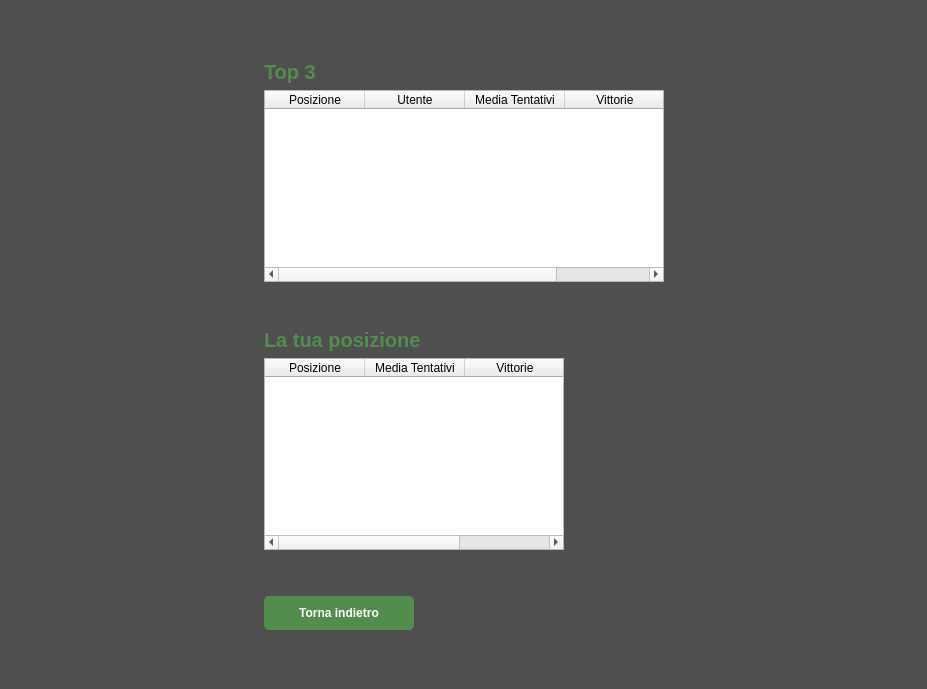
This is src/gui/leaderboard_window.ui in andrea216ac/project_wordle_qd as Qt 5 draws it before an edit. The edited form follows.
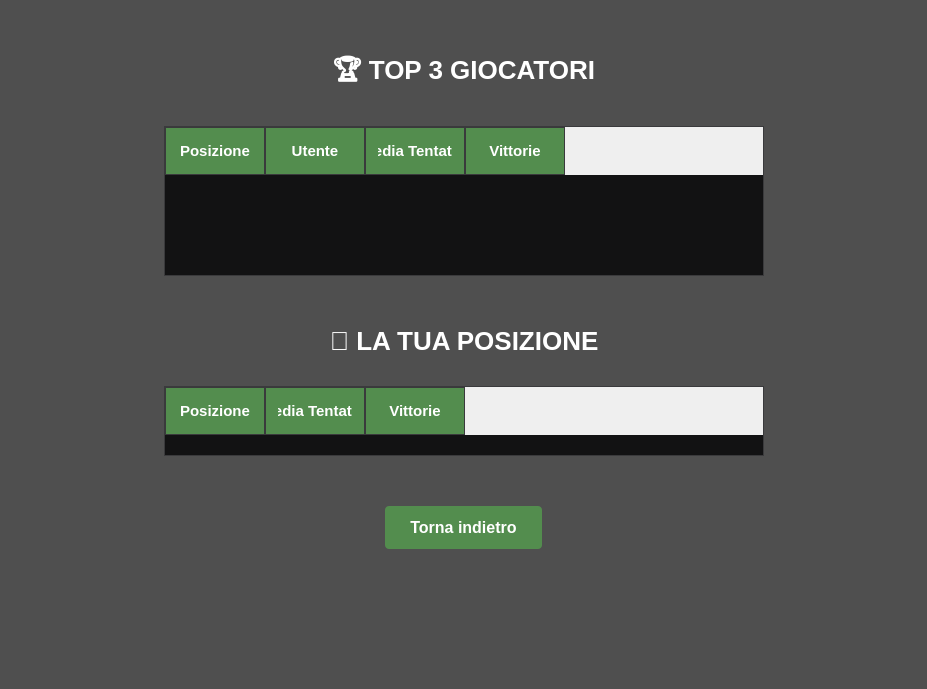
This is the edited form.

Commit message: improvement(gui): miglioramento grafica classifica

```diff
--- a/src/gui/leaderboard_window.ui
+++ b/src/gui/leaderboard_window.ui
@@ -14,216 +14,154 @@
    <string>Dialog</string>
   </property>
   <property name="styleSheet">
-   <string notr="true">QDialog {
-    background-color: #4f4f4f;
+   <string notr="true">
+QDialog { background-color: #4f4f4f; }
+QLabel { color: #ffffff; font-weight: bold; font-size: 26px; margin-bottom: 10px; }
+
+QTableWidget { 
+    background-color: #121213; 
+    color: white; 
+    gridline-color: #538d4e; 
+    border: 1px solid #3a3a3c; 
+    font-size: 20px; /* Testo molto grande per riempire */
+    outline: 0; 
 }
 
-QPushButton {
+QHeaderView::section { 
     background-color: #538d4e; 
-    color: white;
-    border: none;
-    border-radius: 5px;
-    padding: 10% 15%;
-    font-weight: bold;
+    color: white; 
+    padding: 12px; 
+    border: 1px solid #3a3a3c; 
+    font-weight: bold; 
+    text-transform: uppercase; 
+    font-size: 15px; 
 }
 
-QPushButton:hover {
-    background-color: #6aaa64;
+QPushButton#btn_back { 
+    background-color: #538d4e; 
+    color: white; 
+    border: none; 
+    border-radius: 4px; 
+    padding: 12px 25px; 
+    font-weight: bold; 
+    font-size: 16px; 
 }
-
-QLabel{
-	color: #538d4e;
-    font-weight: bold;
-	font-size: 20px;
-}</string>
+QPushButton#btn_back:hover { background-color: #3a3a3c; }
+   </string>
   </property>
   <layout class="QGridLayout" name="gridLayout">
    <item row="0" column="1">
-    <spacer name="verticalSpacer_2">
-     <property name="orientation">
-      <enum>Qt::Vertical</enum>
-     </property>
-     <property name="sizeHint" stdset="0">
-      <size>
-       <width>20</width>
-       <height>37</height>
-      </size>
-     </property>
+    <spacer name="spacer_top">
+     <property name="orientation"><enum>Qt::Vertical</enum></property>
+     <property name="sizeType"><enum>QSizePolicy::Fixed</enum></property>
+     <property name="sizeHint" stdset="0"><size><width>20</width><height>40</height></size></property>
     </spacer>
    </item>
-   <item row="1" column="0">
-    <spacer name="horizontalSpacer">
-     <property name="orientation">
-      <enum>Qt::Horizontal</enum>
-     </property>
-     <property name="sizeHint" stdset="0">
-      <size>
-       <width>125</width>
-       <height>20</height>
-      </size>
-     </property>
-    </spacer>
-   </item>
+
    <item row="1" column="1">
-    <layout class="QVBoxLayout" name="verticalLayout_2">
-     <property name="leftMargin">
-      <number>120</number>
-     </property>
-     <property name="rightMargin">
-      <number>120</number>
-     </property>
+    <layout class="QVBoxLayout" name="main_vbox">
+     <property name="spacing"><number>20</number></property>
+     <property name="leftMargin"><number>30</number></property>
+     <property name="rightMargin"><number>30</number></property>
+
      <item>
       <widget class="QLabel" name="label">
-       <property name="text">
-        <string>Top 3</string>
-       </property>
+       <property name="text"><string>🏆 TOP 3 GIOCATORI</string></property>
+       <property name="alignment"><set>Qt::AlignCenter</set></property>
       </widget>
      </item>
      <item>
       <widget class="QTableWidget" name="table_top3">
        <property name="minimumSize">
         <size>
-         <width>400</width>
-         <height>0</height>
+            <width>600</width>
+            <height>140</height>
         </size>
        </property>
        <property name="maximumSize">
-        <size>
-         <width>16777215</width>
-         <height>16777215</height>
-        </size>
-       </property>
-       <property name="columnCount">
-        <number>4</number>
-       </property>
-       <column>
-        <property name="text">
-         <string>Posizione</string>
+         <size>
+            <width>16777215</width>
+            <height>150</height>
+          </size>
         </property>
-       </column>
-       <column>
-        <property name="text">
-         <string>Utente</string>
-        </property>
-       </column>
-       <column>
-        <property name="text">
-         <string>Media Tentativi</string>
-        </property>
-       </column>
-       <column>
-        <property name="text">
-         <string>Vittorie</string>
-        </property>
-       </column>
+       <property name="horizontalScrollBarPolicy"><enum>Qt::ScrollBarAlwaysOff</enum></property>
+       <property name="verticalScrollBarPolicy"><enum>Qt::ScrollBarAlwaysOff</enum></property>
+       <property name="showGrid"><bool>false</bool></property>
+       <property name="columnCount"><number>4</number></property>
+       <attribute name="horizontalHeaderSectionResizeMode"><enum>QHeaderView::Stretch</enum></attribute>
+       <attribute name="verticalHeaderVisible"><bool>false</bool></attribute>
+       <column><property name="text"><string>Posizione</string></property></column>
+       <column><property name="text"><string>Utente</string></property></column>
+       <column><property name="text"><string>Media Tentativi</string></property></column>
+       <column><property name="text"><string>Vittorie</string></property></column>
       </widget>
      </item>
      <item>
-      <spacer name="verticalSpacer_3">
-       <property name="orientation">
-        <enum>Qt::Vertical</enum>
-       </property>
-       <property name="sizeHint" stdset="0">
-        <size>
-         <width>20</width>
-         <height>40</height>
-        </size>
-       </property>
+      <spacer name="spacer_mid">
+       <property name="orientation"><enum>Qt::Vertical</enum></property>
+       <property name="sizeType"><enum>QSizePolicy::Fixed</enum></property>
+       <property name="sizeHint" stdset="0"><size><width>20</width><height>30</height></size></property>
       </spacer>
      </item>
      <item>
       <widget class="QLabel" name="label_2">
-       <property name="text">
-        <string>La tua posizione</string>
-       </property>
+       <property name="text"><string>👤 LA TUA POSIZIONE</string></property>
+       <property name="alignment"><set>Qt::AlignCenter</set></property>
       </widget>
      </item>
      <item>
       <widget class="QTableWidget" name="table_user_pos">
-       <property name="minimumSize">
-        <size>
-         <width>300</width>
-         <height>0</height>
-        </size>
-       </property>
-       <property name="maximumSize">
-        <size>
-         <width>300</width>
-         <height>16777215</height>
-        </size>
-       </property>
-       <property name="columnCount">
-        <number>3</number>
-       </property>
-       <column>
-        <property name="text">
-         <string>Posizione</string>
-        </property>
-       </column>
-       <column>
-        <property name="text">
-         <string>Media Tentativi</string>
-        </property>
-       </column>
-       <column>
-        <property name="text">
-         <string>Vittorie</string>
-        </property>
-       </column>
+       <property name="minimumSize"><size><width>600</width><height>60</height></size></property>
+       <property name="maximumSize"><size><width>16777215</width><height>70</height></size></property>
+       <property name="horizontalScrollBarPolicy"><enum>Qt::ScrollBarAlwaysOff</enum></property>
+       <property name="verticalScrollBarPolicy"><enum>Qt::ScrollBarAlwaysOff</enum></property>
+       <property name="showGrid"><bool>false</bool></property>
+       <property name="columnCount"><number>3</number></property>
+       <attribute name="horizontalHeaderSectionResizeMode"><enum>QHeaderView::Stretch</enum></attribute>
+       <attribute name="verticalHeaderVisible"><bool>false</bool></attribute>
+       <column><property name="text"><string>Posizione</string></property></column>
+       <column><property name="text"><string>Media Tentativi</string></property></column>
+       <column><property name="text"><string>Vittorie</string></property></column>
       </widget>
      </item>
      <item>
-      <spacer name="verticalSpacer_4">
-       <property name="orientation">
-        <enum>Qt::Vertical</enum>
-       </property>
-       <property name="sizeHint" stdset="0">
-        <size>
-         <width>20</width>
-         <height>40</height>
-        </size>
-       </property>
+      <spacer name="spacer_bottom_push">
+       <property name="orientation"><enum>Qt::Vertical</enum></property>
+       <property name="sizeType"><enum>QSizePolicy::Fixed</enum></property>
+       <property name="sizeHint" stdset="0"><size><width>20</width><height>30</height></size></property>
       </spacer>
      </item>
-     <item>
+
+     <item alignment="Qt::AlignHCenter">
       <widget class="QPushButton" name="btn_back">
-       <property name="maximumSize">
-        <size>
-         <width>150</width>
-         <height>16777215</height>
-        </size>
-       </property>
-       <property name="text">
-        <string>Torna indietro</string>
+       <property name="text"><string>Torna indietro</string></property>
+       <property name="cursor">
+        <cursorShape>PointingHandCursor</cursorShape>
        </property>
       </widget>
      </item>
     </layout>
    </item>
+
+   <item row="1" column="0">
+    <spacer name="spacer_left">
+     <property name="orientation"><enum>Qt::Horizontal</enum></property>
+     <property name="sizeType"><enum>QSizePolicy::Expanding</enum></property>
+     <property name="sizeHint" stdset="0"><size><width>40</width><height>20</height></size></property>
+    </spacer>
+   </item>
    <item row="1" column="2">
-    <spacer name="horizontalSpacer_2">
-     <property name="orientation">
-      <enum>Qt::Horizontal</enum>
-     </property>
-     <property name="sizeHint" stdset="0">
-      <size>
-       <width>126</width>
-       <height>20</height>
-      </size>
-     </property>
+    <spacer name="spacer_right">
+     <property name="orientation"><enum>Qt::Horizontal</enum></property>
+     <property name="sizeType"><enum>QSizePolicy::Expanding</enum></property>
+     <property name="sizeHint" stdset="0"><size><width>40</width><height>20</height></size></property>
     </spacer>
    </item>
    <item row="2" column="1">
-    <spacer name="verticalSpacer">
-     <property name="orientation">
-      <enum>Qt::Vertical</enum>
-     </property>
-     <property name="sizeHint" stdset="0">
-      <size>
-       <width>20</width>
-       <height>36</height>
-      </size>
-     </property>
+    <spacer name="spacer_bottom">
+     <property name="orientation"><enum>Qt::Vertical</enum></property>
+     <property name="sizeType"><enum>QSizePolicy::Expanding</enum></property>
+     <property name="sizeHint" stdset="0"><size><width>20</width><height>40</height></size></property>
     </spacer>
    </item>
   </layout>
```
Left out of the diff: 9 changed lines with no effect on the pictures.
